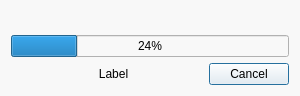
Above: Widgets/progressdialog.ui from SevenLines/Liquor before the change. Below: the same form after it.
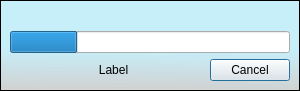
That is the form after the change.

Commit message: немного улучшил окно прогресса, немного отредактировал русскую версию, добавил окно о Qt

What changed in the file:
```diff
--- a/Widgets/progressdialog.ui
+++ b/Widgets/progressdialog.ui
@@ -10,25 +10,66 @@
     <x>0</x>
     <y>0</y>
     <width>300</width>
-    <height>96</height>
+    <height>91</height>
    </rect>
   </property>
   <property name="windowTitle">
    <string/>
   </property>
   <property name="styleSheet">
-   <string notr="true">background: #F8F8F8;
+   <string notr="true">#frame {
+background:qlineargradient(spread:pad, x1:0.5, y1:1, x2:0.511091, y2:0.534, stop:0 rgba(209, 209, 209, 255), stop:1 rgba(198, 239, 250, 255))
+}
 </string>
   </property>
   <layout class="QGridLayout" name="gridLayout">
+   <property name="leftMargin">
+    <number>0</number>
+   </property>
+   <property name="topMargin">
+    <number>0</number>
+   </property>
+   <property name="rightMargin">
+    <number>0</number>
+   </property>
+   <property name="bottomMargin">
+    <number>0</number>
+   </property>
+   <item row="0" column="0">
+    <widget class="QFrame" name="frame">
+     <property name="frameShape">
+      <enum>QFrame::StyledPanel</enum>
+     </property>
+     <property name="frameShadow">
+      <enum>QFrame::Sunken</enum>
+     </property>
+     <property name="lineWidth">
+      <number>2</number>
+     </property>
+     <layout class="QGridLayout" name="gridLayout_2">
+      <property name="leftMargin">
+       <number>9</number>
+      </property>
+      <property name="topMargin">
+       <number>9</number>
+      </property>
+      <property name="rightMargin">
+       <number>9</number>
+      </property>
+      <property name="bottomMargin">
+       <number>9</number>
+      </property>
    <item row="1" column="0">
     <widget class="QProgressBar" name="progressBar">
      <property name="value">
       <number>24</number>
      </property>
-    </widget>
-   </item>
-   <item row="3" column="0">
+        <property name="textVisible">
+         <bool>false</bool>
+        </property>
+       </widget>
+      </item>
+      <item row="2" column="0">
     <layout class="QHBoxLayout" name="horizontalLayout">
      <item>
       <widget class="QLabel" name="lblIcon2">
@@ -85,6 +126,9 @@
      <property name="alignment">
       <set>Qt::AlignCenter</set>
      </property>
+       </widget>
+      </item>
+     </layout>
     </widget>
    </item>
   </layout>
```
Left out of the diff: 3 changed lines with no effect on the pictures. Lines whose indentation alone changed are shown as unchanged. The commit also changes 7 other files.
